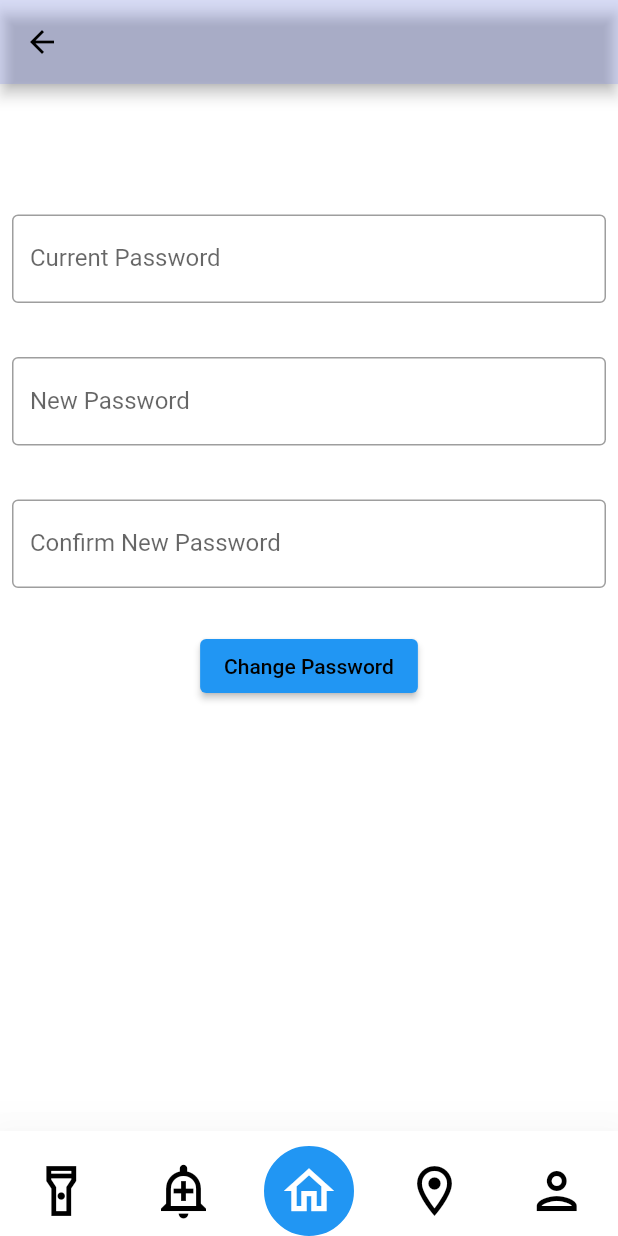
After one commit to AyhanAllahverdiyev/WatchTower-Mobile, a Flutter app: the ChangePassword screen opened directly, on a phone screen of 412 x 824 dp. The commit adds this screen. Run offline on Flutter 3.47's test engine with Material 2 defaults, Android fonts, the phone set to English and light mode, and no system bars; our stand-ins replace assets_audio_player, carousel_slider, firebase_core, firebase_messaging, flutter_local_notifications, flutter_spinkit and 4 more; missing offline and left inert: battery_info, dart:ffi, level_map, nfc_manager, torch_light; accounts and stored records are empty; network calls fail.

Commit message:
password page

```diff
--- /dev/null
+++ b/lib/pages/change_password.dart
@@ -0,0 +1,133 @@
+import 'package:flutter/material.dart';
+import 'package:watch_tower_flutter/pages/login.dart';
+import 'package:watch_tower_flutter/utils/alert_utils.dart';
+import 'package:watch_tower_flutter/utils/login_utils.dart';
+import "../components/bottom_navigation.dart";
+import '../services/login_Services.dart';
+import 'package:shared_preferences/shared_preferences.dart';
+
+class ChangePassword extends StatefulWidget {
+  const ChangePassword({super.key});
+
+  @override
+  State<ChangePassword> createState() => _ChangePasswordState();
+}
+
+class _ChangePasswordState extends State<ChangePassword> {
+  final TextEditingController _newpasswordController = TextEditingController();
+  final TextEditingController _confirmNewPasswordController =
+      TextEditingController();
+  final TextEditingController _oldPasswordController = TextEditingController();
+
+  @override
+  Widget build(BuildContext context) {
+    return Scaffold(
+      appBar: AppBar(
+        backgroundColor: Color.fromARGB(57, 108, 126, 241),
+      ),
+      body: SafeArea(
+        child: SingleChildScrollView(
+          child: Column(
+            children: [
+              SizedBox(height: 20),
+              Padding(
+                padding: const EdgeInsets.all(8.0),
+                child: Text(
+                  'Change password',
+                  style: TextStyle(
+                    fontSize: 20,
+                    color: Colors.white,
+                  ),
+                ),
+              ),
+              SizedBox(height: 20),
+              Padding(
+                padding: const EdgeInsets.all(8.0),
+                child: TextField(
+                  controller: _oldPasswordController,
+                  obscureText: true,
+                  decoration: InputDecoration(
+                    border: OutlineInputBorder(),
+                    labelText: 'Current Password',
+                  ),
+                ),
+              ),
+              SizedBox(height: 20),
+              Padding(
+                padding: const EdgeInsets.all(8.0),
+                child: TextField(
+                  controller: _newpasswordController,
+                  obscureText: true,
+                  decoration: InputDecoration(
+                    border: OutlineInputBorder(),
+                    labelText: 'New Password',
+                  ),
+                ),
+              ),
+              SizedBox(height: 20),
+              Padding(
+                padding: const EdgeInsets.all(8.0),
+                child: TextField(
+                  controller: _confirmNewPasswordController,
+                  obscureText: true,
+                  decoration: const InputDecoration(
+                    border: OutlineInputBorder(),
+                    labelText: 'Confirm New Password',
+                  ),
+                ),
+              ),
+              SizedBox(height: 20),
+              ElevatedButton(
+                onPressed: () async {
+                  SharedPreferences prefs =
+                      await SharedPreferences.getInstance();
+                  String email = prefs.getString('email') ?? '';
+                  if (email != '' &&
+                      _newpasswordController.text.isNotEmpty &&
+                      _confirmNewPasswordController.text.isNotEmpty &&
+                      _newpasswordController.text ==
+                          _confirmNewPasswordController.text) {
+                    // ignore: use_build_context_synchronously
+                    ApiResponse passwordChangeResult = await HttpServices()
+                        .changePassword(
+                            context,
+                            email,
+                            _oldPasswordController.text,
+                            _newpasswordController.text);
+                    if (passwordChangeResult.statusCode <= 399) {
+                      prefs.remove('jwt');
+                      prefs.setString("password", _newpasswordController.text);
+                      await AlertUtils().successfulAlert(
+                          passwordChangeResult.response, context);
+
+                      Navigator.pushAndRemoveUntil(
+                        context,
+                        MaterialPageRoute(builder: (context) => LoginPage()),
+                        (route) => false,
+                      );
+                    } else {
+                      await AlertUtils()
+                          .errorAlert(passwordChangeResult.response, context);
+                    }
+                  } else if (_confirmNewPasswordController.text.isNotEmpty &&
+                      _newpasswordController.text !=
+                          _confirmNewPasswordController.text) {
+                    AlertUtils().errorAlert("Passwords do not match", context);
+                  } else if (email == '' ||
+                      _newpasswordController.text.isEmpty ||
+                      _confirmNewPasswordController.text.isEmpty) {
+                    AlertUtils().errorAlert("Please fill out all ", context);
+                  }
+                },
+                child: Text('Change Password'),
+              ),
+            ],
+          ),
+        ),
+      ),
+      bottomNavigationBar: BottomAppBarWidget(
+        pageName: "ProfilePage",
+      ),
+    );
+  }
+}
```
Also changed, not shown: lib/pages/profile.dart (+8 -1 lines), lib/services/login_Services.dart (+41 -0 lines).
